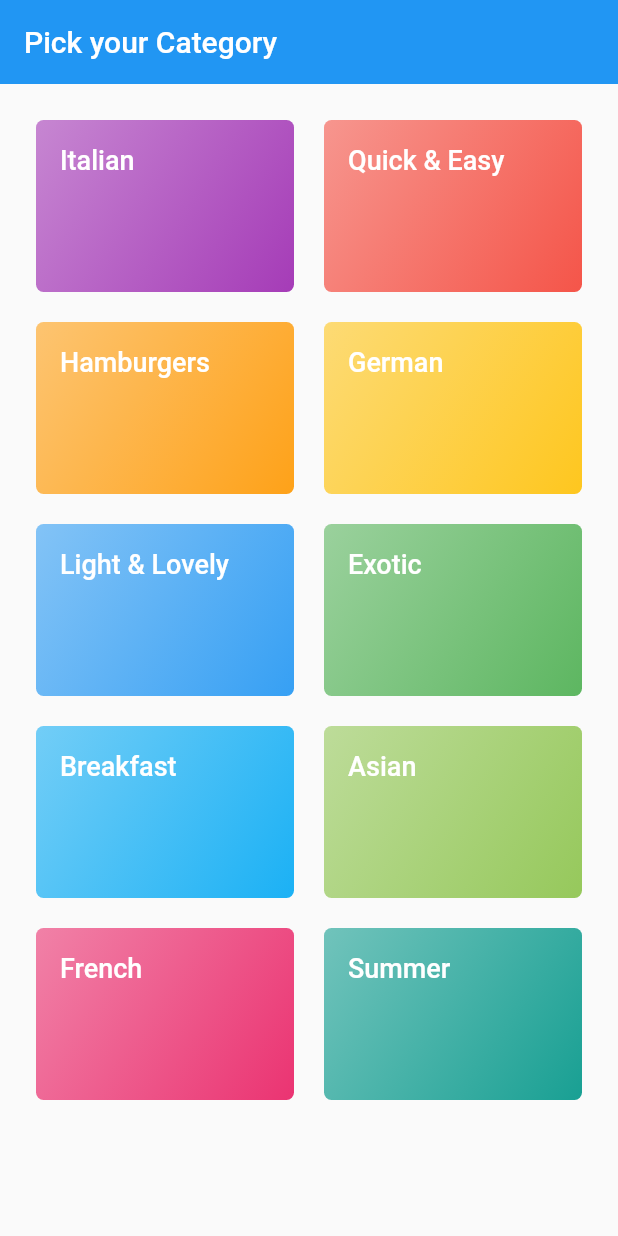
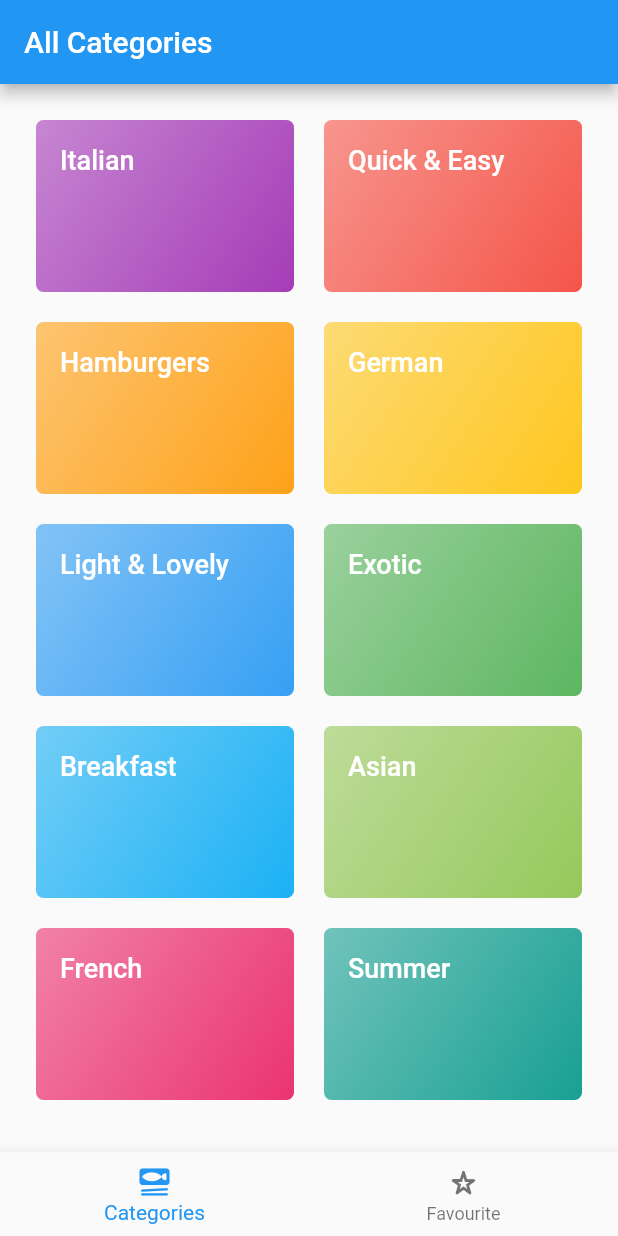
Before and after one commit to NatnaelDemelash/cusine_circle, a Flutter app: the screen it shows after launch, on a phone screen of 412 x 824 dp. Run offline on Flutter 3.47's test engine with Material 2 defaults, Android fonts, the phone set to English and light mode, and no system bars; our stand-ins replace transparent_image.

Commit message:
added tabs to navigate b/n categories and favourite meal pages

```diff
--- a/lib/main.dart
+++ b/lib/main.dart
@@ -1,4 +1,4 @@
-import 'package:cuisine_circle/screens/catagory_screen.dart';
+import 'package:cuisine_circle/widgets/tabs.dart';
 import 'package:flutter/material.dart';
 
 void main() {
@@ -12,7 +12,7 @@ class App extends StatelessWidget {
   Widget build(BuildContext context) {
     return const MaterialApp(
       debugShowCheckedModeBanner: false,
-      home: CategoryScreen(),
+      home: TabsScreen(),
     );
   }
 }
--- a/lib/screens/catagory_screen.dart
+++ b/lib/screens/catagory_screen.dart
@@ -23,12 +23,7 @@ class CategoryScreen extends StatelessWidget {
 
   @override
   Widget build(BuildContext context) {
-    return Scaffold(
-      appBar: AppBar(
-        title: const Text('Pick your Category'),
-        elevation: 0,
-      ),
-      body: GridView(
+    return GridView(
       padding: const EdgeInsets.all(24),
       gridDelegate: const SliverGridDelegateWithFixedCrossAxisCount(
         crossAxisCount: 2,
@@ -45,7 +40,6 @@ class CategoryScreen extends StatelessWidget {
             },
           )
       ],
-      ),
     );
   }
 }
--- a/lib/screens/meals_screen.dart
+++ b/lib/screens/meals_screen.dart
@@ -4,9 +4,9 @@ import 'package:flutter/material.dart';
 import '../model/meal.dart';
 
 class MealsScreen extends StatelessWidget {
-  const MealsScreen({super.key, required this.meals, required this.title});
+  const MealsScreen({super.key, required this.meals, this.title});
 
-  final String title;
+  final String? title;
   final List<Meal> meals;
 
   @override
@@ -36,9 +36,12 @@ class MealsScreen extends StatelessWidget {
         ),
       );
 
+    if (title == null) {
+      return content;
+    }
     return Scaffold(
       appBar: AppBar(
-        title: Text(title),
+        title: Text(title!),
         elevation: 0,
       ),
       body: content,
--- /dev/null
+++ b/lib/widgets/tabs.dart
@@ -0,0 +1,49 @@
+import 'package:cuisine_circle/screens/catagory_screen.dart';
+import 'package:cuisine_circle/screens/meals_screen.dart';
+import 'package:flutter/material.dart';
+
+class TabsScreen extends StatefulWidget {
+  const TabsScreen({super.key});
+
+  @override
+  State<TabsScreen> createState() => _TabsScreenState();
+}
+
+class _TabsScreenState extends State<TabsScreen> {
+  int selectedPageIndex = 0;
+
+  void _onSelect(int index) {
+    setState(() {
+      selectedPageIndex = index;
+    });
+  }
+
+  @override
+  Widget build(BuildContext context) {
+    Widget activePage = const CategoryScreen();
+    var activePageTitle = 'All Categories';
+
+    if (selectedPageIndex == 1) {
+      activePage = const MealsScreen(meals: []);
+      activePageTitle = 'Fav Meals';
+    }
+
+    return Scaffold(
+      appBar: AppBar(
+        title: Text(activePageTitle),
+      ),
+      body: activePage,
+      bottomNavigationBar: BottomNavigationBar(
+        onTap: _onSelect,
+        currentIndex: selectedPageIndex,
+        items: const [
+          BottomNavigationBarItem(
+              icon: Icon(Icons.set_meal_rounded), label: 'Categories'),
+          BottomNavigationBarItem(
+              icon: Icon(Icons.star_border_purple500_rounded),
+              label: 'Favourite'),
+        ],
+      ),
+    );
+  }
+}
```
Lines whose indentation alone changed are shown as unchanged.
